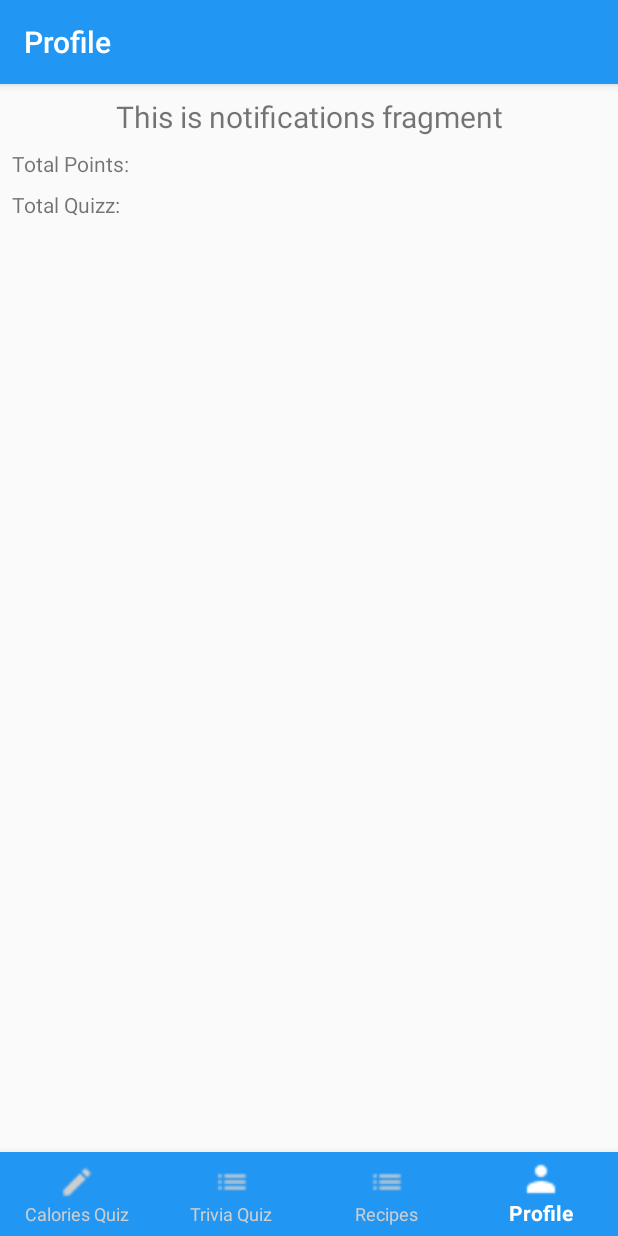
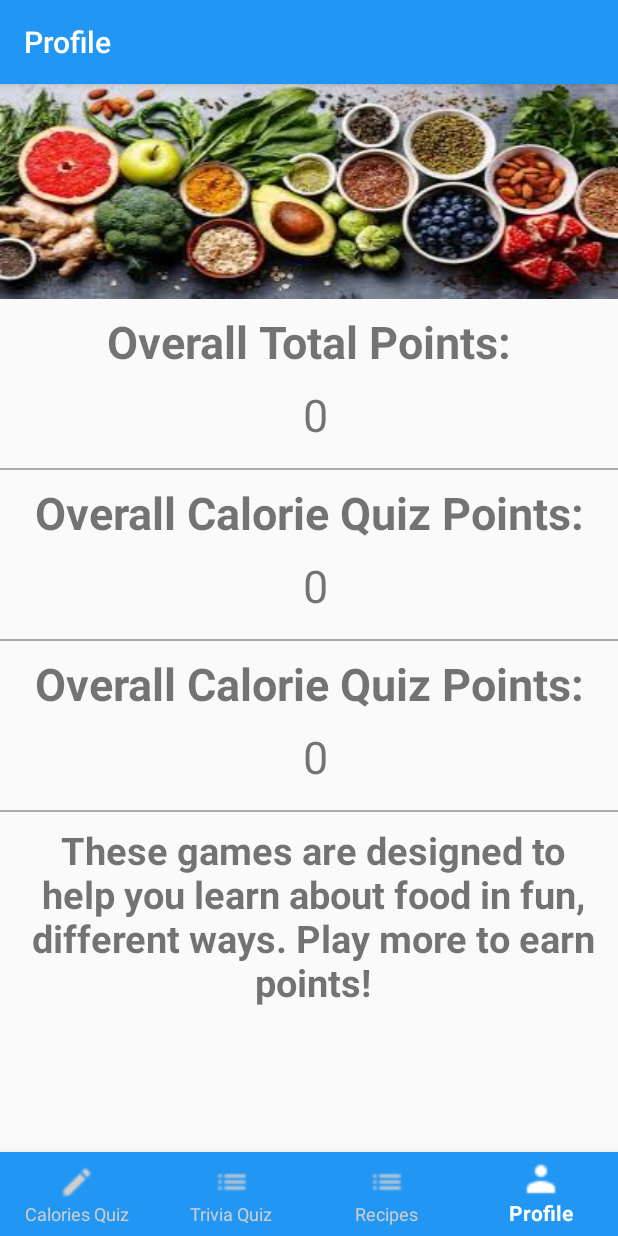
Before and after one commit to kf2020/INFS_Project, an Android app: the ProfileFragment screen opened through its navigation route, on a phone screen of 412 x 824 dp. Run offline under Robolectric (Android 15) with nearby library versions, the phone set to English and light mode, and no system bars; our stand-ins replace Volley, navigation-ui; network calls fail.

Commit message:
adding profile page

```diff
--- a/app/src/main/java/com/example/infs_project/ui/profile/ProfileFragment.java
+++ b/app/src/main/java/com/example/infs_project/ui/profile/ProfileFragment.java
@@ -1,5 +1,7 @@
 package com.example.infs_project.ui.profile;
 
+import android.content.Context;
+import android.content.SharedPreferences;
 import android.os.Bundle;
 import android.view.LayoutInflater;
 import android.view.View;
@@ -15,21 +17,27 @@ import androidx.lifecycle.ViewModelProviders;
 import com.example.infs_project.R;
 
 public class ProfileFragment extends Fragment {
-
-    private ProfileViewModel profileViewModel;
+    private TextView totalPoints;
+    private TextView caloriePoints;
+    private TextView triviaPoints;
 
     public View onCreateView(@NonNull LayoutInflater inflater,
                              ViewGroup container, Bundle savedInstanceState) {
-        profileViewModel =
-                ViewModelProviders.of(this).get(ProfileViewModel.class);
         View root = inflater.inflate(R.layout.fragment_profile, container, false);
-        final TextView textView = root.findViewById(R.id.text_notifications);
-        profileViewModel.getText().observe(this, new Observer<String>() {
-            @Override
-            public void onChanged(@Nullable String s) {
-                textView.setText(s);
-            }
-        });
+
+        totalPoints = root.findViewById(R.id.total_points);
+        caloriePoints = root.findViewById(R.id.calorie_points);
+        triviaPoints = root.findViewById(R.id.trivia_points);
+
+        SharedPreferences settings = getActivity().getSharedPreferences("quizApp", Context.MODE_PRIVATE);
+        int calorieScore = settings.getInt("totalScore", 0);
+        int triviaTotalScore = settings.getInt("triviaTotalScore", 0);
+        int overallScore = calorieScore+triviaTotalScore;
+
+        totalPoints.setText(Integer.toString(overallScore));
+        caloriePoints.setText(Integer.toString(calorieScore));
+        triviaPoints.setText(Integer.toString(triviaTotalScore));
+
         return root;
     }
 }
--- a/app/src/main/res/layout/fragment_profile.xml
+++ b/app/src/main/res/layout/fragment_profile.xml
@@ -1,58 +1,141 @@
 <?xml version="1.0" encoding="utf-8"?>
-<androidx.constraintlayout.widget.ConstraintLayout xmlns:android="http://schemas.android.com/apk/res/android"
+<ScrollView
+    xmlns:android="http://schemas.android.com/apk/res/android"
     xmlns:app="http://schemas.android.com/apk/res-auto"
+    android:layout_height="match_parent"
+    android:layout_width="match_parent">
+<androidx.constraintlayout.widget.ConstraintLayout
     android:layout_width="match_parent"
     android:layout_height="match_parent">
 
-    <TextView
-        android:id="@+id/text_notifications"
+    <ImageView
+        android:id="@+id/header_image"
+        app:layout_constraintTop_toTopOf="parent"
+        app:layout_constraintLeft_toLeftOf="parent"
         android:layout_width="match_parent"
         android:layout_height="wrap_content"
-        android:layout_marginStart="8dp"
-        android:layout_marginTop="8dp"
-        android:layout_marginEnd="8dp"
-        android:textAlignment="center"
-        android:textSize="20sp"
-        app:layout_constraintEnd_toEndOf="parent"
-        app:layout_constraintStart_toStartOf="parent"
-        app:layout_constraintTop_toTopOf="parent" />
+        android:src="@drawable/food"
+        android:scaleType="fitXY"/>
+
 
     <TextView
-        app:layout_constraintTop_toBottomOf="@+id/text_notifications"
-        app:layout_constraintStart_toStartOf="parent"
+        android:id="@+id/total_points_label"
+        app:layout_constraintTop_toBottomOf="@+id/header_image"
+        app:layout_constraintLeft_toLeftOf="parent"
+        app:layout_constraintRight_toRightOf="parent"
         android:layout_width="wrap_content"
         android:layout_height="wrap_content"
         android:layout_marginStart="8dp"
         android:layout_marginTop="8dp"
-        android:id="@+id/totalPointsTitle"
-        android:text="Total Points: " />
+        android:textStyle="bold"
+        android:textSize="30dp"
+        android:text="Overall Total Points: " />
 
     <TextView
-        app:layout_constraintTop_toBottomOf="@+id/text_notifications"
-        app:layout_constraintStart_toEndOf="@+id/totalPointsTitle"
+        android:id="@+id/total_points"
+        app:layout_constraintTop_toBottomOf="@+id/total_points_label"
+        app:layout_constraintLeft_toLeftOf="parent"
+        app:layout_constraintRight_toRightOf="parent"
+        android:layout_width="wrap_content"
+        android:layout_height="wrap_content"
+        android:textSize="30dp"
+        android:text="0"
+        android:layout_marginStart="8dp"
+        android:layout_marginTop="8dp"/>
+
+    <View
+        android:id="@+id/separator"
+        app:layout_constraintTop_toBottomOf="@id/total_points"
+        app:layout_constraintLeft_toLeftOf="parent"
+        android:layout_width="match_parent"
+        android:layout_height="1dp"
+        android:layout_marginTop="15dp"
+        android:background="@android:color/darker_gray"/>
+
+    <TextView
+        android:id="@+id/calorie_points_label"
+        app:layout_constraintTop_toBottomOf="@+id/separator"
+        app:layout_constraintLeft_toLeftOf="parent"
+        app:layout_constraintRight_toRightOf="parent"
         android:layout_width="wrap_content"
         android:layout_height="wrap_content"
         android:layout_marginStart="8dp"
         android:layout_marginTop="8dp"
-        android:id="@+id/totalPoints" />
+        android:textStyle="bold"
+        android:textSize="30dp"
+        android:text="Overall Calorie Quiz Points: " />
 
     <TextView
-        app:layout_constraintTop_toBottomOf="@+id/totalPointsTitle"
-        app:layout_constraintStart_toStartOf="parent"
+        android:id="@+id/calorie_points"
+        app:layout_constraintTop_toBottomOf="@+id/calorie_points_label"
+        app:layout_constraintLeft_toLeftOf="parent"
+        app:layout_constraintRight_toRightOf="parent"
+        android:layout_width="wrap_content"
+        android:layout_height="wrap_content"
+        android:textSize="30dp"
+        android:text="0"
+        android:layout_marginStart="8dp"
+        android:layout_marginTop="8dp"/>
+
+    <View
+        android:id="@+id/separator2"
+        app:layout_constraintTop_toBottomOf="@id/calorie_points"
+        app:layout_constraintLeft_toLeftOf="parent"
+        android:layout_width="match_parent"
+        android:layout_height="1dp"
+        android:layout_marginTop="15dp"
+        android:background="@android:color/darker_gray"/>
+
+    <TextView
+        android:id="@+id/trivia_points_label"
+        app:layout_constraintTop_toBottomOf="@+id/separator2"
+        app:layout_constraintLeft_toLeftOf="parent"
+        app:layout_constraintRight_toRightOf="parent"
         android:layout_width="wrap_content"
         android:layout_height="wrap_content"
         android:layout_marginStart="8dp"
         android:layout_marginTop="8dp"
-        android:id="@+id/totalQuizzTitle"
-        android:text="Total Quizz: " />
+        android:textStyle="bold"
+        android:textSize="30dp"
+        android:text="Overall Calorie Quiz Points: " />
 
     <TextView
-        app:layout_constraintTop_toBottomOf="@+id/totalPoints"
-        app:layout_constraintStart_toEndOf="@+id/totalPointsTitle"
+        android:id="@+id/trivia_points"
+        app:layout_constraintTop_toBottomOf="@+id/trivia_points_label"
+        app:layout_constraintLeft_toLeftOf="parent"
+        app:layout_constraintRight_toRightOf="parent"
         android:layout_width="wrap_content"
         android:layout_height="wrap_content"
+        android:textSize="30dp"
+        android:text="0"
         android:layout_marginStart="8dp"
+        android:layout_marginTop="8dp"/>
+
+
+    <View
+        android:id="@+id/separator3"
+        app:layout_constraintTop_toBottomOf="@id/trivia_points"
+        app:layout_constraintLeft_toLeftOf="parent"
+        android:layout_width="match_parent"
+        android:layout_height="1dp"
+        android:layout_marginTop="15dp"
+        android:background="@android:color/darker_gray"/>
+
+    <TextView
+        android:id="@+id/encouragement"
+        app:layout_constraintTop_toBottomOf="@+id/separator3"
+        app:layout_constraintLeft_toLeftOf="parent"
+        app:layout_constraintRight_toRightOf="parent"
+        android:layout_width="wrap_content"
+        android:layout_height="wrap_content"
+        android:gravity="center"
+        android:paddingRight="10dp"
+        android:paddingLeft="15dp"
         android:layout_marginTop="8dp"
-        android:id="@+id/totalQuizz" />
+        android:paddingBottom="75dp"
+        android:textStyle="bold"
+        android:textSize="25dp"
+        android:text="These games are designed to help you learn about food in fun, different ways. Play more to earn points!" />
 
 </androidx.constraintlayout.widget.ConstraintLayout>
+</ScrollView>
```
Also changed, not shown: app/src/main/res/drawable-v24/food.jpg (added).
